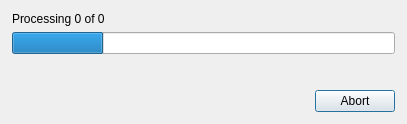
Before: the Qt Designer form src/designer/processdialog.ui in dnkorpushov/libro2, drawn with Qt 5.
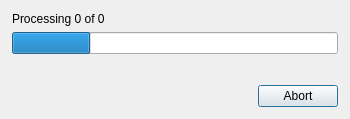
After: the same form once the commit is applied.

```diff
--- a/src/designer/processdialog.ui
+++ b/src/designer/processdialog.ui
@@ -6,8 +6,8 @@
    <rect>
     <x>0</x>
     <y>0</y>
-    <width>407</width>
-    <height>124</height>
+    <width>350</width>
+    <height>119</height>
    </rect>
   </property>
   <property name="windowTitle">
```
